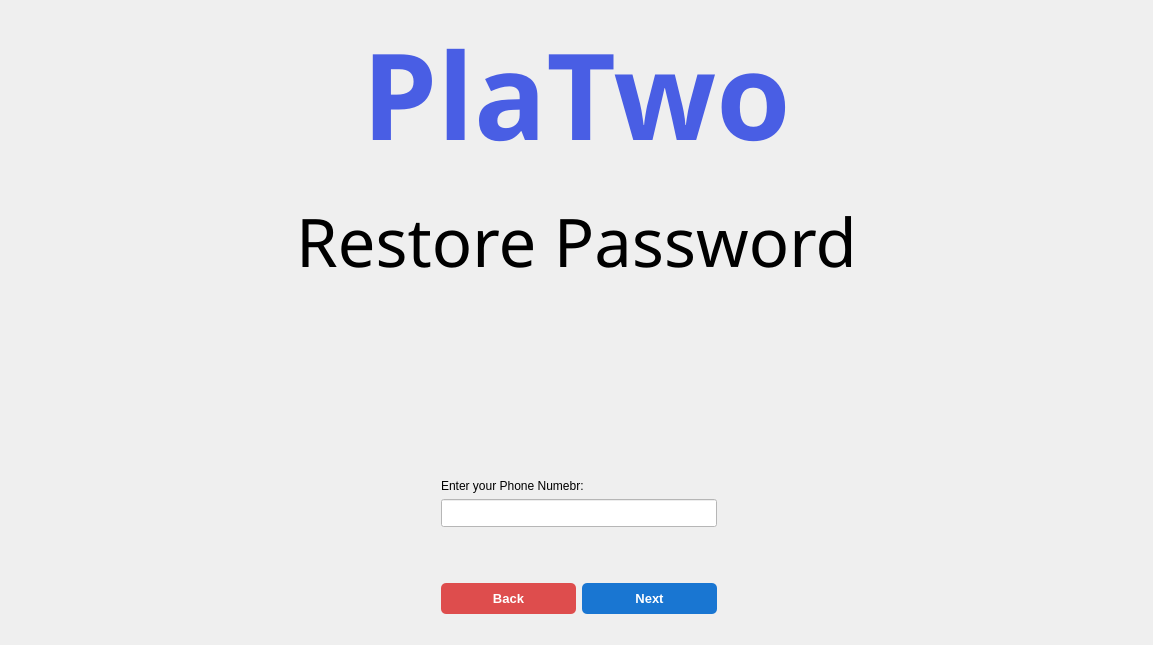
First picture: the form in UI/Auth/ForgotPassword/forgot_password.ui, repository PlaTwo-project/PlaTwo, before the edit.
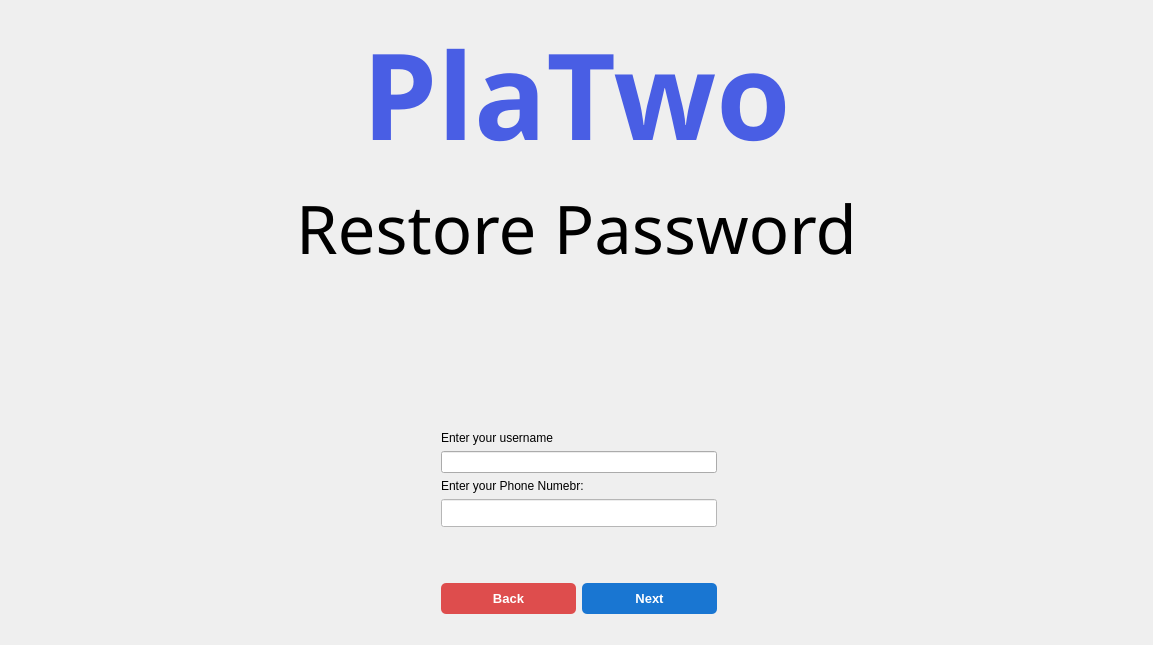
Second picture: the form after the edit.

```diff
--- a/UI/Auth/ForgotPassword/forgot_password.ui
+++ b/UI/Auth/ForgotPassword/forgot_password.ui
@@ -168,6 +168,16 @@
        <property name="bottomMargin">
         <number>0</number>
        </property>
+       <item>
+        <widget class="QLabel" name="label_username">
+         <property name="text">
+          <string>Enter your username</string>
+         </property>
+        </widget>
+       </item>
+       <item>
+        <widget class="QLineEdit" name="lineEdit_username"/>
+       </item>
        <item alignment="Qt::AlignmentFlag::AlignBottom">
         <widget class="QLabel" name="label_3">
          <property name="text">
```
